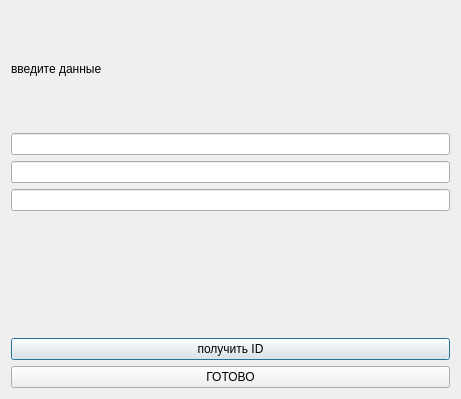
First picture: the form in add_new_student/new_student.ui, repository Plusers/ASL, before the edit.
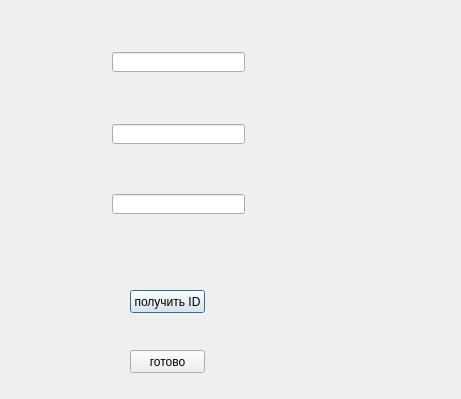
Second picture: the form after the edit.

Diff of the .ui file:
```diff
--- a/add_new_student/new_student.ui
+++ b/add_new_student/new_student.ui
@@ -13,57 +13,84 @@
   <property name="windowTitle">
    <string>Dialog</string>
   </property>
-  <layout class="QVBoxLayout" name="verticalLayout">
-   <item>
-    <widget class="QLabel" name="label">
-     <property name="text">
-      <string>введите данные</string>
-     </property>
-    </widget>
-   </item>
-   <item>
     <widget class="QLineEdit" name="form">
-     <property name="text">
-      <string/>
-     </property>
-    </widget>
-   </item>
-   <item>
-    <widget class="QLineEdit" name="dateofbirth">
+   <property name="geometry">
+    <rect>
+     <x>112</x>
+     <y>124</y>
+     <width>133</width>
+     <height>20</height>
+    </rect>
+   </property>
      <property name="text">
       <string/>
      </property>
     </widget>
-   </item>
-   <item>
-    <widget class="QLineEdit" name="monthofbirth">
-     <property name="text">
-      <string/>
-     </property>
-    </widget>
-   </item>
-   <item>
     <widget class="QLabel" name="label_2">
+   <property name="geometry">
+    <rect>
+     <x>70</x>
+     <y>260</y>
+     <width>5</width>
+     <height>13</height>
+    </rect>
+   </property>
      <property name="text">
       <string/>
      </property>
     </widget>
-   </item>
-   <item>
     <widget class="QPushButton" name="pushButton">
+   <property name="geometry">
+    <rect>
+     <x>130</x>
+     <y>290</y>
+     <width>75</width>
+     <height>23</height>
+    </rect>
+   </property>
      <property name="text">
       <string>получить ID</string>
      </property>
     </widget>
-   </item>
-   <item>
     <widget class="QPushButton" name="pushButton_3">
+   <property name="geometry">
+    <rect>
+     <x>130</x>
+     <y>350</y>
+     <width>75</width>
+     <height>23</height>
+    </rect>
+   </property>
      <property name="text">
-      <string>ГОТОВО</string>
-     </property>
-    </widget>
-   </item>
-  </layout>
+    <string>готово</string>
+   </property>
+  </widget>
+  <widget class="QLineEdit" name="dateofbirth">
+   <property name="geometry">
+    <rect>
+     <x>112</x>
+     <y>52</y>
+     <width>133</width>
+     <height>20</height>
+    </rect>
+   </property>
+   <property name="text">
+    <string/>
+   </property>
+  </widget>
+  <widget class="QLineEdit" name="monthofbirth">
+   <property name="geometry">
+    <rect>
+     <x>112</x>
+     <y>194</y>
+     <width>133</width>
+     <height>20</height>
+    </rect>
+   </property>
+   <property name="text">
+    <string/>
+   </property>
+  </widget>
  </widget>
  <resources/>
  <connections/>
```
Left out of the diff: 2 changed lines with no effect on the pictures. Lines whose indentation alone changed are shown as unchanged.
